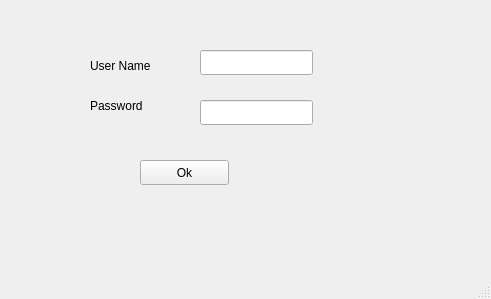
Before: the Qt Designer form UIModule/entrancewindow.ui in halilbeytorun/PersonalFinanceManager, drawn with Qt 5.
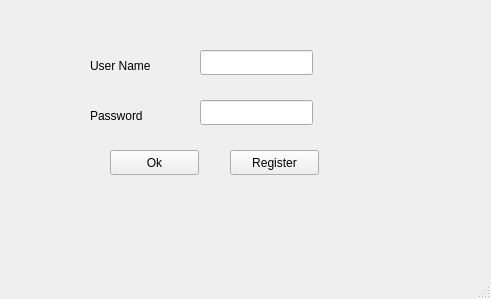
After: the same form once the commit is applied.

Commit message: implement register windows so that user can register to the database

What changed in the file:
```diff
--- a/UIModule/entrancewindow.ui
+++ b/UIModule/entrancewindow.ui
@@ -17,8 +17,8 @@
    <widget class="QPushButton" name="pushButtonOk">
     <property name="geometry">
      <rect>
-      <x>140</x>
-      <y>160</y>
+      <x>110</x>
+      <y>150</y>
       <width>89</width>
       <height>25</height>
      </rect>
@@ -54,7 +54,7 @@
     <property name="geometry">
      <rect>
       <x>90</x>
-      <y>90</y>
+      <y>100</y>
       <width>101</width>
       <height>31</height>
      </rect>
@@ -71,6 +71,22 @@
       <width>113</width>
       <height>25</height>
      </rect>
+    </property>
+    <property name="echoMode">
+     <enum>QLineEdit::Password</enum>
+    </property>
+   </widget>
+   <widget class="QPushButton" name="pushButtonRegister">
+    <property name="geometry">
+     <rect>
+      <x>230</x>
+      <y>150</y>
+      <width>89</width>
+      <height>25</height>
+     </rect>
+    </property>
+    <property name="text">
+     <string>Register</string>
     </property>
    </widget>
   </widget>
```
The commit also changes 7 other files.
